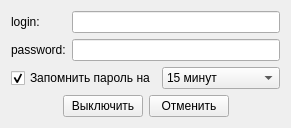
yurijmikhalevich/wdolm, file loginrequestform.ui: the form before one commit.
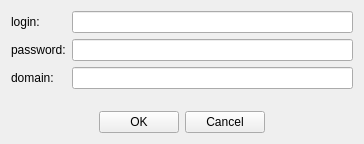
The form after the commit.

```diff
--- a/loginrequestform.ui
+++ b/loginrequestform.ui
@@ -9,8 +9,8 @@
    <rect>
     <x>0</x>
     <y>0</y>
-    <width>291</width>
-    <height>125</height>
+    <width>364</width>
+    <height>144</height>
    </rect>
   </property>
   <property name="windowTitle">
@@ -30,6 +30,37 @@
 &lt;p style=&quot; margin-top:0px; margin-bottom:0px; margin-left:0px; margin-right:0px; -qt-block-indent:0; text-indent:0px;&quot;&gt;&lt;span style=&quot; font-size:8pt; font-weight:600;&quot;&gt;domainname/username&lt;/span&gt;&lt;/p&gt;&lt;/body&gt;&lt;/html&gt;</string>
   </property>
   <layout class="QGridLayout" name="gridLayout">
+   <item row="1" column="2">
+    <spacer name="horizontalSpacer_2">
+     <property name="orientation">
+      <enum>Qt::Horizontal</enum>
+     </property>
+     <property name="sizeHint" stdset="0">
+      <size>
+       <width>40</width>
+       <height>20</height>
+      </size>
+     </property>
+    </spacer>
+   </item>
+   <item row="1" column="1">
+    <layout class="QHBoxLayout" name="horizontalLayout_2">
+     <item>
+      <widget class="QPushButton" name="proceed">
+       <property name="text">
+        <string>OK</string>
+       </property>
+      </widget>
+     </item>
+     <item>
+      <widget class="QPushButton" name="cancel">
+       <property name="text">
+        <string>Cancel</string>
+       </property>
+      </widget>
+     </item>
+    </layout>
+   </item>
    <item row="0" column="0" colspan="3">
     <layout class="QFormLayout" name="formLayout">
      <item row="0" column="0">
@@ -56,65 +87,19 @@
        </property>
       </widget>
      </item>
-    </layout>
-   </item>
-   <item row="1" column="0" colspan="3">
-    <layout class="QHBoxLayout" name="horizontalLayout">
-     <item>
-      <widget class="QCheckBox" name="remember">
-       <property name="text">
-        <string>Запомнить пароль на</string>
-       </property>
-       <property name="checked">
-        <bool>true</bool>
-       </property>
-      </widget>
+     <item row="2" column="1">
+      <widget class="QLineEdit" name="domain"/>
      </item>
-     <item>
-      <widget class="QComboBox" name="howLong">
-       <item>
-        <property name="text">
-         <string>15 минут</string>
-        </property>
-       </item>
-       <item>
-        <property name="text">
-         <string>сеанс</string>
-        </property>
-       </item>
-       <item>
-        <property name="text">
-         <string>всё время</string>
-        </property>
-       </item>
-       <item>
-        <property name="text">
-         <string/>
-        </property>
-       </item>
-      </widget>
-     </item>
-    </layout>
-   </item>
-   <item row="2" column="1">
-    <layout class="QHBoxLayout" name="horizontalLayout_2">
-     <item>
-      <widget class="QPushButton" name="proceed">
+     <item row="2" column="0">
+      <widget class="QLabel" name="label_3">
        <property name="text">
-        <string>Выключить</string>
+        <string>domain:</string>
        </property>
       </widget>
      </item>
-     <item>
-      <widget class="QPushButton" name="cancel">
-       <property name="text">
-        <string>Отменить</string>
-       </property>
-      </widget>
-     </item>
     </layout>
    </item>
-   <item row="2" column="0">
+   <item row="1" column="0">
     <spacer name="horizontalSpacer">
      <property name="orientation">
       <enum>Qt::Horizontal</enum>
@@ -127,19 +112,6 @@
      </property>
     </spacer>
    </item>
-   <item row="2" column="2">
-    <spacer name="horizontalSpacer_2">
-     <property name="orientation">
-      <enum>Qt::Horizontal</enum>
-     </property>
-     <property name="sizeHint" stdset="0">
-      <size>
-       <width>40</width>
-       <height>20</height>
-      </size>
-     </property>
-    </spacer>
-   </item>
   </layout>
  </widget>
  <resources/>
```
Left out of the diff: 80 changed lines with no effect on the pictures.
